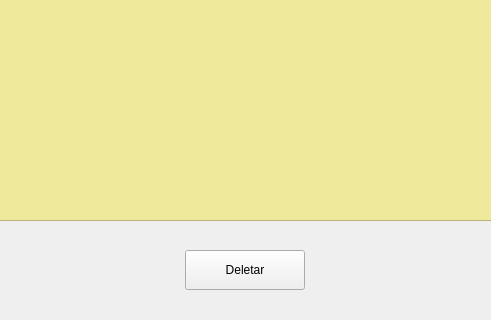
GEspinosa7/DesafioGD, file sistema/screens/listaPessoas.ui: the form before one commit; both pictures show x 114 to 605 and y 480 to 800 of the 706 by 800 pixel window.
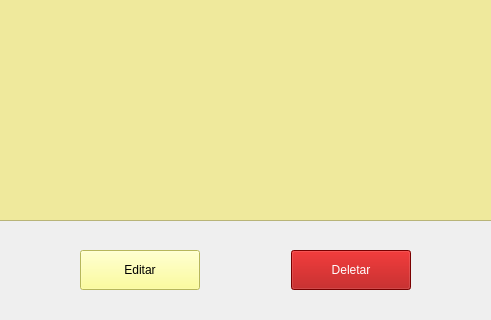
The form after the commit.

Commit message: add alteração de dados de uma pessoa (crud completado)

Patch:
```diff
--- a/sistema/screens/listaPessoas.ui
+++ b/sistema/screens/listaPessoas.ui
@@ -118,6 +118,32 @@
     </rect>
    </property>
    <layout class="QHBoxLayout" name="horizontalLayout">
+    <item>
+     <widget class="QPushButton" name="btnEditar">
+      <property name="minimumSize">
+       <size>
+        <width>120</width>
+        <height>40</height>
+       </size>
+      </property>
+      <property name="maximumSize">
+       <size>
+        <width>120</width>
+        <height>40</height>
+       </size>
+      </property>
+      <property name="cursor">
+       <cursorShape>PointingHandCursor</cursorShape>
+      </property>
+      <property name="styleSheet">
+       <string notr="true">background-color: rgb(255, 255, 127);
+font: 75 10pt &quot;MS Shell Dlg 2&quot;;</string>
+      </property>
+      <property name="text">
+       <string>Editar</string>
+      </property>
+     </widget>
+    </item>
     <item>
      <widget class="QPushButton" name="btnDeletar">
       <property name="minimumSize">
@@ -132,6 +158,14 @@
         <height>40</height>
        </size>
       </property>
+      <property name="cursor">
+       <cursorShape>PointingHandCursor</cursorShape>
+      </property>
+      <property name="styleSheet">
+       <string notr="true">background-color: rgb(170, 0, 0);
+color: rgb(255, 255, 255);
+font: 75 10pt &quot;MS Shell Dlg 2&quot;;</string>
+      </property>
       <property name="text">
        <string>Deletar</string>
       </property>
```
Left out of the diff: 11 changed lines with no effect on the pictures. The commit also changes 2 other files.
